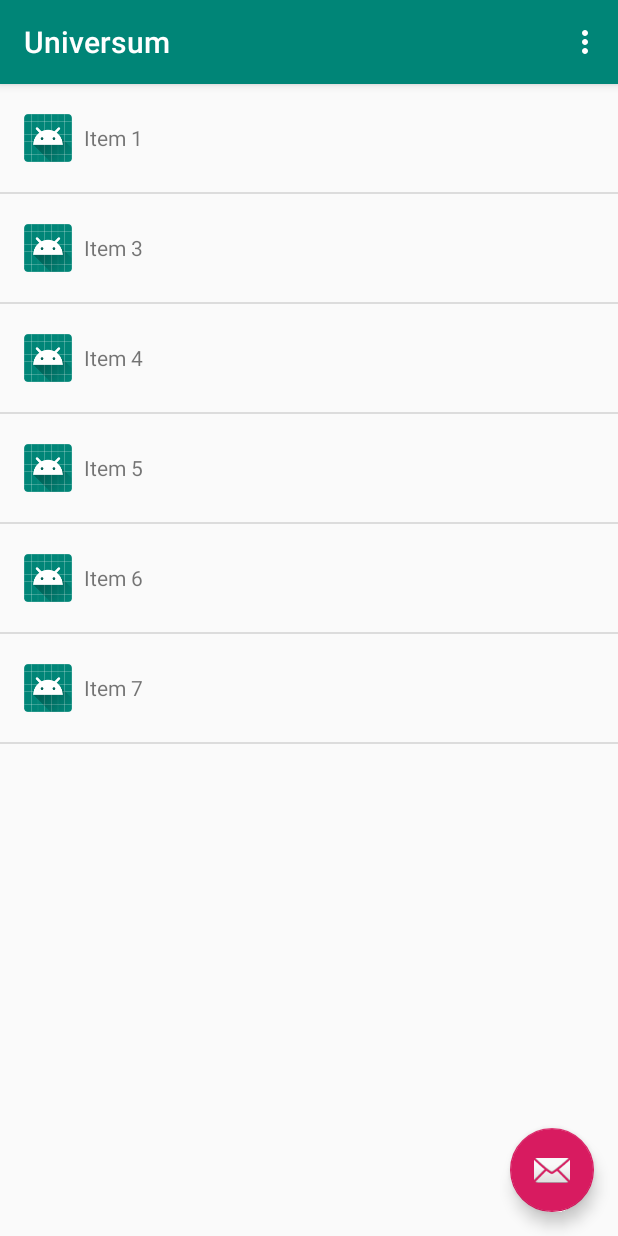
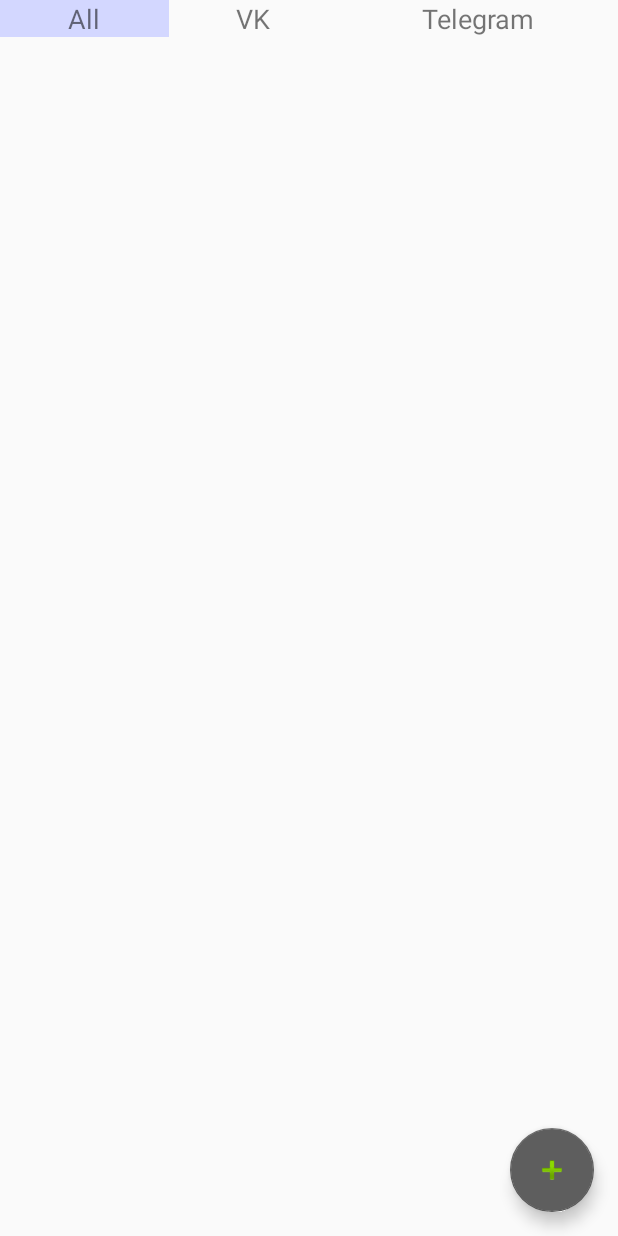
Before and after one commit to kirpichik/Universum, an Android app: the screen it shows after launch (ChatsListActivity before the commit, MainActivity after it), on a phone screen of 412 x 824 dp. Run offline under Robolectric (Android 15) with nearby library versions, the phone set to English and light mode, and no system bars.

Commit message:
Make chats list view and create new main activity with chats list fragment

```diff
--- a/app/src/main/java/ru/nsu/mobile/ban/universum/ChatsListAdapter.java
+++ b/app/src/main/java/ru/nsu/mobile/ban/universum/ChatsListAdapter.java
@@ -31,7 +31,7 @@ public class ChatsListAdapter extends RecyclerView.Adapter<ChatsListAdapter.Chat
     @Override
     public ChatsListViewHolder onCreateViewHolder(@NonNull ViewGroup viewGroup, int i) {
         LinearLayout v = (LinearLayout) LayoutInflater.from(viewGroup.getContext())
-                .inflate(R.layout.chats_list_text_view, viewGroup, false);
+                .inflate(R.layout.chat_view, viewGroup, false);
 
         return new ChatsListViewHolder(v);
     }
--- /dev/null
+++ b/app/src/main/java/ru/nsu/mobile/ban/universum/MainActivity.java
@@ -0,0 +1,28 @@
+package ru.nsu.mobile.ban.universum;
+
+import android.os.Bundle;
+import android.support.annotation.Nullable;
+import android.support.v4.app.Fragment;
+import android.support.v7.app.AppCompatActivity;
+
+import ru.nsu.mobile.ban.universum.fragments.ChatListFragment;
+
+public class MainActivity extends AppCompatActivity {
+
+
+    @Override
+    protected void onCreate(@Nullable Bundle savedInstanceState) {
+        super.onCreate(savedInstanceState);
+        setContentView(R.layout.activity_main);
+
+        getSupportFragmentManager().beginTransaction()
+                .add(R.id.fragment_layout, new ChatListFragment())
+                .commit();
+    }
+
+    public void changeFragment(Fragment fragment) {
+        getSupportFragmentManager().beginTransaction()
+                .replace(R.id.fragment_layout, fragment)
+                .commit();
+    }
+}
--- /dev/null
+++ b/app/src/main/java/ru/nsu/mobile/ban/universum/adapters/ChatListAdapter.java
@@ -0,0 +1,47 @@
+package ru.nsu.mobile.ban.universum.adapters;
+
+import android.support.annotation.NonNull;
+import android.support.v7.widget.RecyclerView;
+import android.view.LayoutInflater;
+import android.view.View;
+import android.view.ViewGroup;
+import android.widget.LinearLayout;
+
+import ru.nsu.mobile.ban.universum.MainActivity;
+import ru.nsu.mobile.ban.universum.R;
+
+public class ChatListAdapter extends RecyclerView.Adapter<ChatListAdapter.ChatHolder> {
+
+    private MainActivity activity;
+    //TODO replace String to chat class
+    private String[] chats;
+
+    public ChatListAdapter(MainActivity activity, String[] chats) {
+        this.activity = activity;
+        this.chats = chats;
+    }
+
+    @NonNull
+    @Override
+    public ChatHolder onCreateViewHolder(@NonNull ViewGroup viewGroup, int i) {
+        LinearLayout layout = (LinearLayout) LayoutInflater.from(viewGroup.getContext())
+                .inflate(R.layout.chat_view, viewGroup, false);
+        return new ChatHolder(layout);
+    }
+
+    @Override
+    public void onBindViewHolder(@NonNull ChatHolder chatHolder, int i) {
+
+    }
+
+    @Override
+    public int getItemCount() {
+        return 0;
+    }
+
+    public static class ChatHolder extends RecyclerView.ViewHolder {
+        public ChatHolder(@NonNull View itemView) {
+            super(itemView);
+        }
+    }
+}
--- /dev/null
+++ b/app/src/main/java/ru/nsu/mobile/ban/universum/fragments/ChatListFragment.java
@@ -0,0 +1,107 @@
+package ru.nsu.mobile.ban.universum.fragments;
+
+import android.app.Activity;
+import android.content.Context;
+import android.graphics.Color;
+import android.os.Bundle;
+import android.support.annotation.NonNull;
+import android.support.annotation.Nullable;
+import android.support.design.widget.FloatingActionButton;
+import android.support.v4.app.Fragment;
+import android.support.v7.widget.DividerItemDecoration;
+import android.support.v7.widget.LinearLayoutManager;
+import android.support.v7.widget.RecyclerView;
+import android.view.LayoutInflater;
+import android.view.View;
+import android.view.ViewGroup;
+import android.widget.TextView;
+import android.widget.Toast;
+
+import ru.nsu.mobile.ban.universum.MainActivity;
+import ru.nsu.mobile.ban.universum.R;
+import ru.nsu.mobile.ban.universum.adapters.ChatListAdapter;
+
+public class ChatListFragment extends Fragment {
+
+    private MainActivity activity;
+
+    private TextView selectAll;
+    private TextView selectVK;
+    private TextView selectTelegram;
+
+    private RecyclerView chatsRecycleView;
+
+    private FloatingActionButton addButton;
+
+    private enum Select {ALL, VK, TELEGRAM};
+    private Select selected = Select.ALL;
+
+    @Nullable
+    @Override
+    public View onCreateView(@NonNull LayoutInflater inflater, @Nullable ViewGroup container, @Nullable Bundle savedInstanceState) {
+        View view = inflater.inflate(R.layout.fragment_chat_list, container, false);
+
+        selectAll = view.findViewById(R.id.select_all);
+        selectAll.setOnClickListener(l -> selectChats(Select.ALL));
+        selectVK = view.findViewById(R.id.select_vk);
+        selectVK.setOnClickListener(l -> selectChats(Select.VK));
+        selectTelegram = view.findViewById(R.id.select_telegram);
+        selectTelegram.setOnClickListener(l -> selectChats(Select.TELEGRAM));
+
+        chatsRecycleView = view.findViewById(R.id.chats_recycler_view);
+        LinearLayoutManager manager = new LinearLayoutManager(activity);
+        chatsRecycleView.setLayoutManager(manager);
+        DividerItemDecoration decoration = new DividerItemDecoration(chatsRecycleView.getContext(), manager.getOrientation());
+        chatsRecycleView.addItemDecoration(decoration);
+        //TODO replace null to chats list
+        updateChatsList(null);
+
+        addButton = view.findViewById(R.id.addFloatingActionButton);
+        addButton.setOnClickListener(l -> addChat());
+
+        return  view;
+    }
+
+    @Override
+    public void onAttach(Context context) {
+        super.onAttach(context);
+        activity = (MainActivity) context;
+    }
+
+    private void selectChats(Select select) {
+        switch (select) {
+            case ALL:
+                selectAll.setBackgroundColor(getResources().getColor(R.color.select_color, null));
+                selectVK.setBackgroundColor(Color.WHITE);
+                selectTelegram.setBackgroundColor(Color.WHITE);
+                //TODO select all chats and replace null
+                updateChatsList(null);
+                break;
+            case VK:
+                selectAll.setBackgroundColor(Color.WHITE);
+                selectVK.setBackgroundColor(getResources().getColor(R.color.select_color, null));
+                selectTelegram.setBackgroundColor(Color.WHITE);
+                //TODO select vk chats and replace null
+                updateChatsList(null);
+                break;
+            case TELEGRAM:
+                selectAll.setBackgroundColor(Color.WHITE);
+                selectVK.setBackgroundColor(getResources().getColor(R.color.select_color, null));
+                selectTelegram.setBackgroundColor(Color.WHITE);
+                //TODO select telegram chats and replace null
+                updateChatsList(null);
+                break;
+        }
+    }
+
+    //TODO replace String to chat class
+    private void updateChatsList(String[] chats) {
+        chatsRecycleView.setAdapter(new ChatListAdapter(activity, chats));
+    }
+
+    private void addChat() {
+        //TODO replace null to add chats fragment
+        //activity.changeFragment(null);
+        Toast.makeText(activity, "Not realized :)", Toast.LENGTH_SHORT).show();
+    }
+}
--- /dev/null
+++ b/app/src/main/res/layout/activity_main.xml
@@ -0,0 +1,15 @@
+<?xml version="1.0" encoding="utf-8"?>
+<android.support.constraint.ConstraintLayout xmlns:android="http://schemas.android.com/apk/res/android"
+    android:layout_width="match_parent"
+    android:layout_height="match_parent"
+    xmlns:tools="http://schemas.android.com/tools"
+    tools:context=".MainActivity">
+
+    <FrameLayout
+        android:id="@+id/fragment_layout"
+        android:layout_width="match_parent"
+        android:layout_height="match_parent">
+
+    </FrameLayout>
+
+</android.support.constraint.ConstraintLayout>
--- a/app/src/main/res/layout/chats_list_text_view.xml
+++ b/app/src/main/res/layout/chat_view.xml
@@ -1,7 +1,7 @@
 <?xml version="1.0" encoding="utf-8"?>
 <LinearLayout xmlns:android="http://schemas.android.com/apk/res/android"
     android:layout_width="match_parent"
-    android:layout_height="72dp"
+    android:layout_height="wrap_content"
     xmlns:tools="http://schemas.android.com/tools"
     android:paddingTop="8dp"
     android:paddingBottom="8dp"
@@ -16,7 +16,8 @@
     <ImageView
         android:layout_width="32dp"
         android:layout_height="32dp"
-        android:src="@mipmap/ic_launcher_round"/>
+        android:src="@mipmap/ic_launcher_round"
+        android:contentDescription="TODO" />
 
     <TextView
         android:id="@+id/chat_title_item"
--- /dev/null
+++ b/app/src/main/res/layout/fragment_chat_list.xml
@@ -0,0 +1,67 @@
+<?xml version="1.0" encoding="utf-8"?>
+<android.support.design.widget.CoordinatorLayout
+    xmlns:android="http://schemas.android.com/apk/res/android"
+    xmlns:app="http://schemas.android.com/apk/res-auto"
+    xmlns:tools="http://schemas.android.com/tools"
+    android:layout_width="match_parent"
+    android:layout_height="match_parent"
+    tools:context=".MainActivity">
+
+    <LinearLayout
+        android:layout_width="match_parent"
+        android:layout_height="match_parent"
+        android:orientation="vertical">
+
+        <LinearLayout
+            android:layout_width="match_parent"
+            android:layout_height="wrap_content"
+            android:orientation="horizontal">
+
+            <TextView
+                android:id="@+id/select_all"
+                android:text="@string/select_all"
+                android:textSize="@dimen/select_size"
+                android:gravity="center_horizontal"
+                android:layout_width="match_parent"
+                android:layout_height="wrap_content"
+                android:layout_weight="1"
+                android:background="@color/select_color"/>
+
+            <TextView
+                android:id="@+id/select_vk"
+                android:text="@string/select_vk"
+                android:textSize="@dimen/select_size"
+                android:gravity="center_horizontal"
+                android:layout_width="match_parent"
+                android:layout_height="wrap_content"
+                android:layout_weight="1"/>
+
+            <TextView
+                android:id="@+id/select_telegram"
+                android:text="@string/select_telegram"
+                android:textSize="@dimen/select_size"
+                android:gravity="center_horizontal"
+                android:layout_width="match_parent"
+                android:layout_height="wrap_content"
+                android:layout_weight="0.75"/>
+
+        </LinearLayout>
+
+        <android.support.v7.widget.RecyclerView
+            android:id="@+id/chats_recycler_view"
+            android:layout_width="match_parent"
+            android:layout_height="match_parent" />
+
+    </LinearLayout>
+
+    <android.support.design.widget.FloatingActionButton
+        android:id="@+id/addFloatingActionButton"
+        android:layout_width="wrap_content"
+        android:layout_height="wrap_content"
+        android:clickable="true"
+        app:backgroundTint="@color/colorAccent"
+        app:srcCompat="@android:drawable/ic_input_add"
+        android:layout_gravity="bottom|end"
+        android:layout_margin="@dimen/fab_margin"/>
+
+</android.support.design.widget.CoordinatorLayout>
--- a/app/src/main/res/values/colors.xml
+++ b/app/src/main/res/values/colors.xml
@@ -2,5 +2,7 @@
 <resources>
     <color name="colorPrimary">#008577</color>
     <color name="colorPrimaryDark">#00574B</color>
-    <color name="colorAccent">#D81B60</color>
+    <color name="colorAccent">#5e5e5e</color>
+
+    <color name="select_color">#d3d7ff</color>
 </resources>
--- a/app/src/main/res/values/dimens.xml
+++ b/app/src/main/res/values/dimens.xml
@@ -1,3 +1,4 @@
 <resources>
     <dimen name="fab_margin">16dp</dimen>
+    <dimen name="select_size">18sp</dimen>
 </resources>
--- a/app/src/main/res/values/strings.xml
+++ b/app/src/main/res/values/strings.xml
@@ -1,4 +1,8 @@
 <resources>
     <string name="app_name">Universum</string>
     <string name="action_settings">Settings</string>
+
+    <string name="select_all">All</string>
+    <string name="select_vk">VK</string>
+    <string name="select_telegram">Telegram</string>
 </resources>
```
Also changed, not shown: app/src/main/AndroidManifest.xml (+4 -3 lines).
